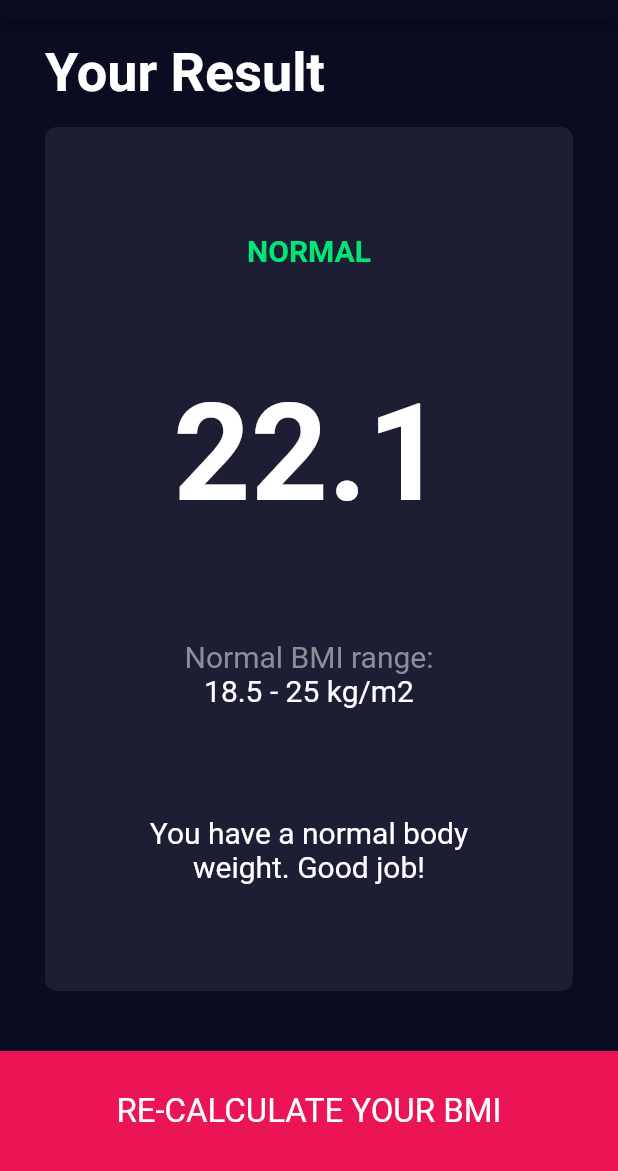
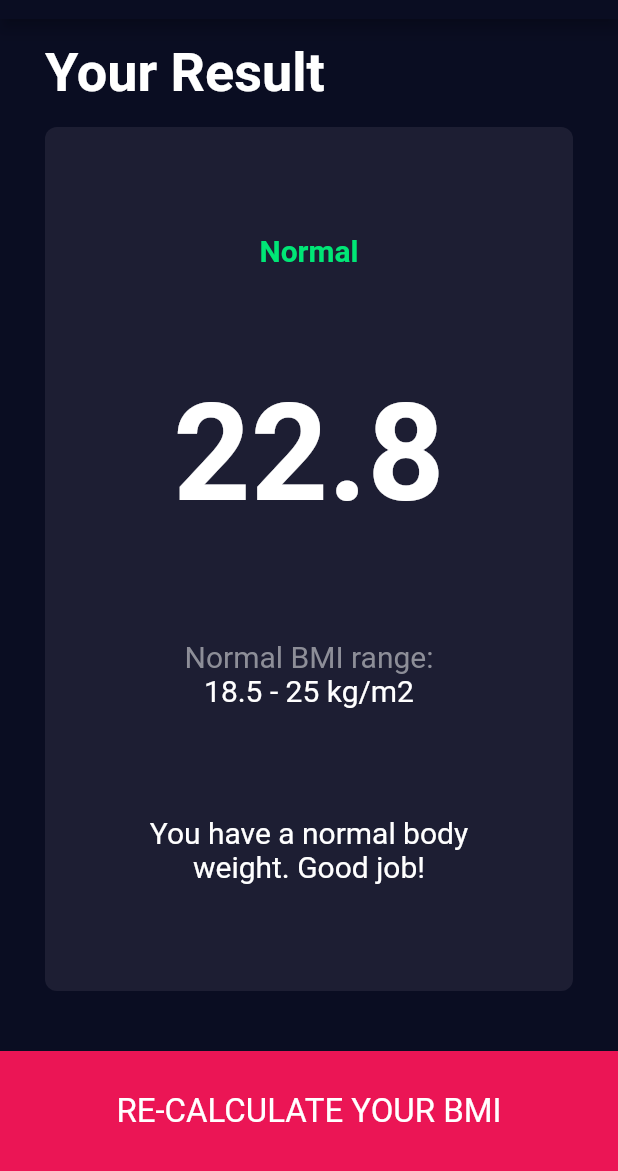
Before and after one commit to Itanik/BMI-Calculator-flutter, a Flutter app: the screen it shows after launch, after a tap on "CALCULATE FROM BMI", on a phone screen of 412 x 824 dp, the part 65-1236 px from its top. Run offline on Flutter 3.47's test engine with Material 2 defaults, Android fonts, the phone set to English and light mode, and no system bars; our stand-ins replace font_awesome_flutter.

Commit message:
Finalize app.

```diff
--- a/lib/pages/cards/counter_card.dart
+++ b/lib/pages/cards/counter_card.dart
@@ -7,30 +7,31 @@ enum CounterType { WEIGHT, AGE }
 
 class CounterCard extends StatefulWidget {
   final CounterType type;
+  final Function onChanged;
 
-  CounterCard({required this.type});
+  CounterCard({required this.type, required this.onChanged});
 
   @override
-  _CounterCardState createState() {
-    return type == CounterType.WEIGHT
-        ? _CounterCardState(74, "WEIGHT")
-        : _CounterCardState(19, "AGE");
-  }
+  _CounterCardState createState() => _CounterCardState();
 }
 
 class _CounterCardState extends State<CounterCard> {
-  int counterValue;
-  String headlineText;
+  int counterValue = 0;
 
-  _CounterCardState(this.counterValue, this.headlineText);
+  @override
+  void initState() {
+    counterValue = widget.type == CounterType.WEIGHT ? 74 : 19;
+    super.initState();
+  }
 
   @override
   Widget build(BuildContext context) {
+    widget.onChanged(counterValue);
     return Column(
       mainAxisAlignment: MainAxisAlignment.center,
       children: [
         Text(
-          headlineText,
+          widget.type == CounterType.WEIGHT ? "WEIGHT" : "AGE",
           style: kLabelTextStyle,
         ),
         Text(
--- a/lib/pages/cards/slider_card.dart
+++ b/lib/pages/cards/slider_card.dart
@@ -2,6 +2,10 @@ import 'package:bmi_calculator_flutter/constants.dart';
 import 'package:flutter/material.dart';
 
 class SliderCard extends StatefulWidget {
+  final Function onChanged;
+
+  SliderCard({required this.onChanged});
+
   @override
   _SliderCardState createState() => _SliderCardState();
 }
@@ -11,6 +15,7 @@ class _SliderCardState extends State<SliderCard> {
 
   @override
   Widget build(BuildContext context) {
+    widget.onChanged(_heightValue.toInt());
     return Column(
       crossAxisAlignment: CrossAxisAlignment.center,
       mainAxisAlignment: MainAxisAlignment.center,
--- a/lib/pages/input_page.dart
+++ b/lib/pages/input_page.dart
@@ -1,13 +1,13 @@
 import 'package:bmi_calculator_flutter/components/large_button.dart';
 import 'package:bmi_calculator_flutter/pages/cards/counter_card.dart';
 import 'package:bmi_calculator_flutter/pages/cards/slider_card.dart';
+import 'package:bmi_calculator_flutter/utils/bmi_result.dart';
 import 'package:flutter/material.dart';
 
 import '../components/expanded_card.dart';
 import '../constants.dart';
 import 'cards/gender_card.dart';
 import 'results_page.dart';
-
 
 class InputPage extends StatefulWidget {
   @override
@@ -18,6 +18,9 @@ class _InputPageState extends State<InputPage> {
   Color maleCardColor = kInactiveCardColor;
   Color femaleCardColor = kInactiveCardColor;
 
+  int age = 20;
+  int weight = 75;
+  int height = 180;
   Gender? selectedGender;
 
   @override
@@ -62,7 +65,11 @@ class _InputPageState extends State<InputPage> {
               ],
             )),
             ExpandedCard(
-              child: SliderCard(),
+              child: SliderCard(
+                onChanged: (int value) {
+                  height = value;
+                },
+              ),
               bgColor: kInactiveCardColor,
             ),
             Expanded(
@@ -70,11 +77,21 @@ class _InputPageState extends State<InputPage> {
               crossAxisAlignment: CrossAxisAlignment.stretch,
               children: [
                 ExpandedCard(
-                  child: CounterCard(type: CounterType.WEIGHT),
+                  child: CounterCard(
+                    type: CounterType.WEIGHT,
+                    onChanged: (int value) {
+                      weight = value;
+                    },
+                  ),
                   bgColor: kInactiveCardColor,
                 ),
                 ExpandedCard(
-                  child: CounterCard(type: CounterType.AGE),
+                  child: CounterCard(
+                    type: CounterType.AGE,
+                    onChanged: (int value) {
+                      age = value;
+                    },
+                  ),
                   bgColor: kInactiveCardColor,
                 ),
               ],
@@ -82,8 +99,13 @@ class _InputPageState extends State<InputPage> {
             LargeButton(
                 text: "CALCULATE FROM BMI",
                 onPressed: () {
-                  Navigator.push(context,
-                      MaterialPageRoute(builder: (builder) => ResultsPage()));
+                  Navigator.push(
+                    context,
+                    MaterialPageRoute(
+                      builder: (builder) =>
+                          ResultsPage(BMIResult(height, weight)),
+                    ),
+                  );
                 })
           ],
         ));
--- a/lib/pages/results_page.dart
+++ b/lib/pages/results_page.dart
@@ -1,10 +1,13 @@
 import 'package:bmi_calculator_flutter/components/expanded_card.dart';
 import 'package:bmi_calculator_flutter/components/large_button.dart';
 import 'package:bmi_calculator_flutter/constants.dart';
+import 'package:bmi_calculator_flutter/utils/bmi_result.dart';
 import 'package:flutter/material.dart';
 
 class ResultsPage extends StatelessWidget {
-  final double result = 22.1;
+  final BMIResult bmiResult;
+
+  ResultsPage(this.bmiResult);
 
   @override
   Widget build(BuildContext context) => Scaffold(
@@ -33,14 +36,16 @@ class ResultsPage extends StatelessWidget {
                   mainAxisAlignment: MainAxisAlignment.spaceEvenly,
                   children: [
                     Text(
-                      "NORMAL",
+                      bmiResult.result.toString().substring(4),
                       style: kMainTextStyle.copyWith(
-                        color: Colors.greenAccent.shade400,
+                        color: bmiResult.result == BMI.Normal
+                            ? Colors.greenAccent.shade400
+                            : Colors.red,
                         fontWeight: FontWeight.bold,
                       ),
                     ),
                     Text(
-                      result.toString(),
+                      bmiResult.value,
                       style: TextStyle(
                         fontSize: 90.0,
                         fontWeight: FontWeight.w700,
@@ -63,11 +68,7 @@ class ResultsPage extends StatelessWidget {
                       ],
                     ),
                     Text(
-                      result >= 18.5 && result <= 25.0
-                          ? "You have a normal body weight. Good job!"
-                          : result < 18.5
-                              ? "You have a lower than normal body weight. Try eat more"
-                              : "You have a higher than normal body weight. Try to exercise more",
+                      bmiResult.interpretation,
                       style: kMainTextStyle,
                       textAlign: TextAlign.center,
                     ),
--- /dev/null
+++ b/lib/utils/bmi_result.dart
@@ -0,0 +1,35 @@
+import 'dart:math';
+
+class BMIResult {
+  late final double _bmi;
+
+  BMIResult(int height, int weight) {
+    _bmi = _calculate(height, weight);
+  }
+
+  String get value => _bmi.toStringAsFixed(1);
+
+  BMI get result {
+    if (_bmi >= 25) {
+      return BMI.Overweight;
+    } else if (_bmi > 18.5) {
+      return BMI.Normal;
+    } else {
+      return BMI.Underweight;
+    }
+  }
+
+  String get interpretation {
+    if (_bmi >= 25) {
+      return 'You have a higher than normal body weight. Try to exercise more.';
+    } else if (_bmi >= 18.5) {
+      return 'You have a normal body weight. Good job!';
+    } else {
+      return 'You have a lower than normal body weight. You can eat a bit more.';
+    }
+  }
+
+  double _calculate(int height, int weight) => weight / pow(height / 100, 2);
+}
+
+enum BMI { Overweight, Normal, Underweight }
```
